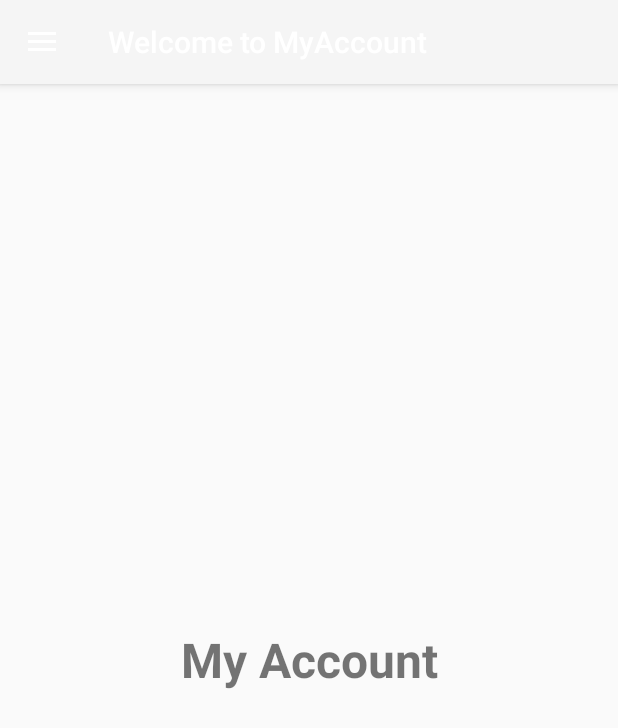
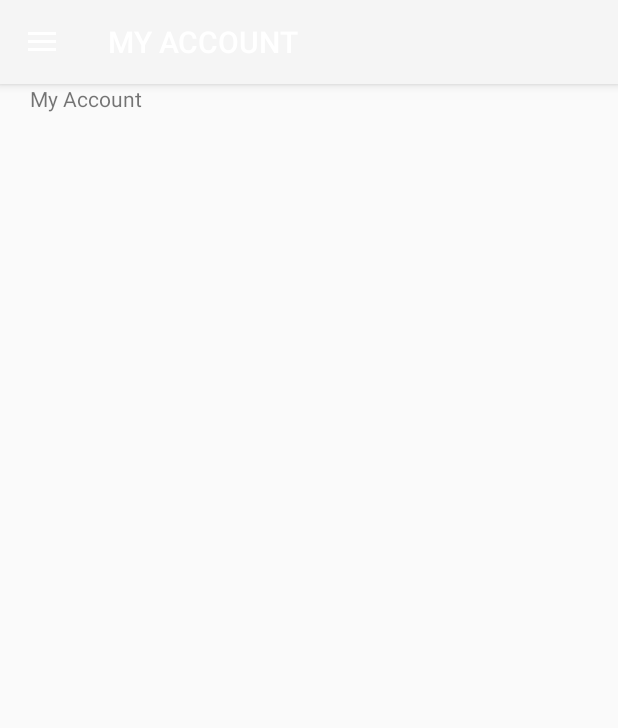
Before and after one commit to Manweol/PickReci, an Android app: the MyAccount screen opened through its navigation route, on a phone screen of 412 x 824 dp. Shown: the top 728 px of the screen. Run offline under Robolectric (Android 15) with nearby library versions, the phone set to English and light mode, and no system bars; our stand-ins replace navigation-ui.

Commit message:
Navigation with Fragments

```diff
--- a/app/src/main/res/layout/activity_main.xml
+++ b/app/src/main/res/layout/activity_main.xml
@@ -20,5 +20,7 @@
         android:layout_height="match_parent"
         android:layout_gravity="start"
         android:fitsSystemWindows="true"
+        app:headerLayout="@layout/nav_header"
+        app:itemTextAppearance="@style/NewFontStyle"
         app:menu="@menu/nav_menu"/>
 </androidx.drawerlayout.widget.DrawerLayout>
--- a/app/src/main/res/layout/fragment_home.xml
+++ b/app/src/main/res/layout/fragment_home.xml
@@ -12,6 +12,6 @@
         android:textStyle="bold"
         android:textSize="32sp"
         android:gravity="center_vertical|center_horizontal"
-        android:text="Home" />
+        android:text="Home " />
 
 </FrameLayout>
--- a/app/src/main/res/layout/fragment_my_account.xml
+++ b/app/src/main/res/layout/fragment_my_account.xml
@@ -1,5 +1,6 @@
 <?xml version="1.0" encoding="utf-8"?>
-<FrameLayout xmlns:android="http://schemas.android.com/apk/res/android"
+<RelativeLayout
+    xmlns:android="http://schemas.android.com/apk/res/android"
     xmlns:tools="http://schemas.android.com/tools"
     android:layout_width="match_parent"
     android:layout_height="match_parent"
@@ -7,11 +8,11 @@
 
     <!-- TODO: Update blank fragment layout -->
     <TextView
-        android:layout_width="match_parent"
-        android:layout_height="match_parent"
-        android:textStyle="bold"
-        android:textSize="32sp"
-        android:gravity="center_vertical|center_horizontal"
+        android:layout_width="wrap_content"
+        android:layout_height="wrap_content"
+        android:layout_marginStart="20dp"
+        android:layout_marginEnd="20dp"
+
         android:text="My Account" />
 
-</FrameLayout>
+</RelativeLayout>
--- a/app/src/main/res/menu/nav_menu.xml
+++ b/app/src/main/res/menu/nav_menu.xml
@@ -2,36 +2,31 @@
 <menu xmlns:android="http://schemas.android.com/apk/res/android"
     xmlns:tools="http://schemas.android.com/tools"
     tools:showIn="nav_view">
+
     <item
-            android:id="@+id/nav_home"
-
-            android:title="HOME"/>
+        android:id="@+id/nav_home"
+        android:icon="@drawable/home"
+        android:title="HOME"/>
     <item
-            android:id="@+id/nav_myaccount"
-
+        android:id="@+id/nav_myaccount"
+        android:icon="@drawable/myaccount"
         android:title="MY ACCOUNT"/>
     <item
         android:id="@+id/nav_recipe"
-
+        android:icon="@drawable/recipe"
         android:title="RECIPE"/>
     <item
         android:id="@+id/nav_orders"
-
+        android:icon="@drawable/orders"
         android:title="ORDERS"/>
     <item
         android:id="@+id/nav_cart"
-
+        android:icon="@drawable/cart"
         android:title="CART"/>
     <item
         android:id="@+id/nav_aboutus"
-
+        android:icon="@drawable/aboutus"
         android:title="ABOUT US"/>
 
 
 </menu>
-    <!-- android:icon="@drawable/ic_home_background"-->
-    <!--android:icon="@drawable/ic_myaccount_background"-->
-    <!-- android:icon="@drawable/ic_recipe_background"-->
-    <!-- android:icon="@drawable/ic_orders_background"-->
-    <!--android:icon="@drawable/ic_cart_background"-->
-    <!-- android:icon="@drawable/ic_aboutus_background"-->
--- a/app/src/main/res/navigation/navigation_graph.xml
+++ b/app/src/main/res/navigation/navigation_graph.xml
@@ -7,31 +7,31 @@
     <fragment
         android:id="@+id/nav_home"
         android:name="com.android.example.pickreci.Home.Home"
-        android:label="Welcome to Home"
+        android:label="RECIPICK"
         tools:layout="@layout/fragment_home" />
     <fragment
         android:id="@+id/nav_aboutus"
         android:name="com.android.example.pickreci.AboutUs.AboutUs"
-        android:label="Welcome to AboutUs"
+        android:label="ABOUT US"
         tools:layout="@layout/fragment_about_us" />
     <fragment
         android:id="@+id/nav_myaccount"
         android:name="com.android.example.pickreci.MyAccount.MyAccount"
-        android:label="Welcome to MyAccount"
+        android:label="MY ACCOUNT"
         tools:layout="@layout/fragment_my_account" />
     <fragment
         android:id="@+id/nav_cart"
         android:name="com.android.example.pickreci.Cart.Cart"
-        android:label="Welcome to Cart"
+        android:label="CART"
         tools:layout="@layout/fragment_cart" />
     <fragment
         android:id="@+id/nav_orders"
         android:name="com.android.example.pickreci.Orders.Orders"
-        android:label="Welcome to Orders"
+        android:label="ORDERS"
         tools:layout="@layout/fragment_orders" />
     <fragment
         android:id="@+id/nav_recipe"
         android:name="com.android.example.pickreci.Recipe.Recipe"
-        android:label="Welcome to Home"
+        android:label="RECIPE"
         tools:layout="@layout/fragment_recipe" />
 </navigation>
--- a/app/src/main/res/values/colors.xml
+++ b/app/src/main/res/values/colors.xml
@@ -1,6 +1,6 @@
 <?xml version="1.0" encoding="utf-8"?>
 <resources>
-    <color name="colorPrimary">#FFBB86FC</color>
+    <color name="colorPrimary">#F4F1F8</color>
     <color name="colorPrimaryDark">#FF6200EE</color>
     <color name="colorAccent">#FF3700B3</color>
 
--- a/app/src/main/res/values/styles.xml
+++ b/app/src/main/res/values/styles.xml
@@ -5,7 +5,11 @@
     <item name="colorPrimary">@color/colorPrimary</item>
     <item name="colorPrimaryDark">@color/colorPrimaryDark</item>
     <item name="colorAccent">@color/colorAccent</item>
+    </style>
 
+                 <!--new style is created here-->
+    <style name="NewFontStyle" parent="android:Widget.TextView">
+        <item name="android:fontFamily">sans-serif-smallcaps</item>
     </style>
 
 
```
Also changed, not shown: app/src/main/res/layout/nav_header.xml (added, +23 -0 lines), app/src/main/ic_home-playstore.png (added), app/src/main/ic_logo-playstore.png (added), app/src/main/res/drawable/aboutus.png (added), app/src/main/res/drawable/cart.png (added), app/src/main/res/drawable/home.png (added), app/src/main/res/drawable/logo.webp (added), app/src/main/res/drawable/myaccount.png (added), app/src/main/res/drawable/orders.png (added), app/src/main/res/drawable/recipe.png (added).
